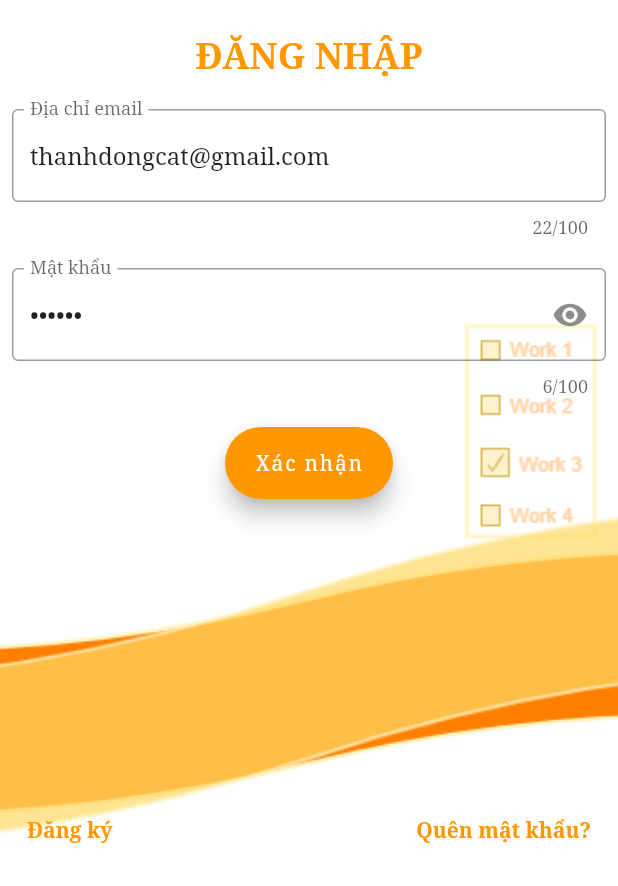
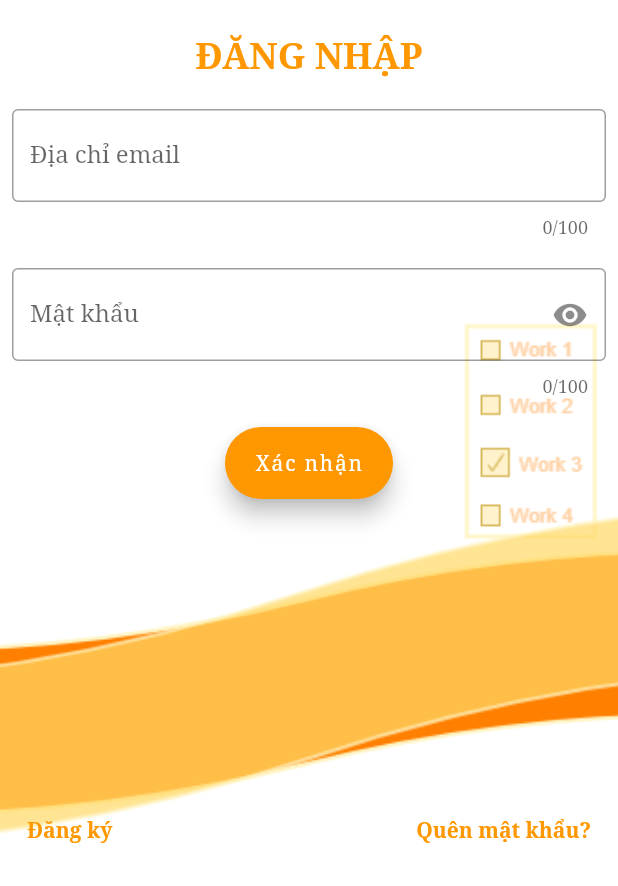
Before and after one commit to DongPhamBK/MagicNotes, a Flutter app: the screen it shows after launch, on a phone screen of 412 x 824 dp, the part 350-1236 px from its top. Run offline on Flutter 3.47's test engine with Material 2 defaults, Android fonts, the light colour scheme and no system bars; our stand-ins replace dio, flutter_riverpod, go_router; missing offline and left inert: window_manager; accounts and stored records are empty; project files that could hold a hidden picture were left out.

Commit message:
Update login_screen.dart

```diff
--- a/magic_notes/lib/views/login_screen.dart
+++ b/magic_notes/lib/views/login_screen.dart
@@ -16,8 +16,8 @@ class LoginScreen extends ConsumerWidget {
     Key? key,
   }) : super(key: key);
 
-  TextEditingController userEmailController = TextEditingController(text: "thanhdongcat@gmail.com");
-  TextEditingController passwordController = TextEditingController(text: '123456');
+  TextEditingController userEmailController = TextEditingController();
+  TextEditingController passwordController = TextEditingController();
 
   @override
   Widget build(BuildContext context, WidgetRef ref) {
```
